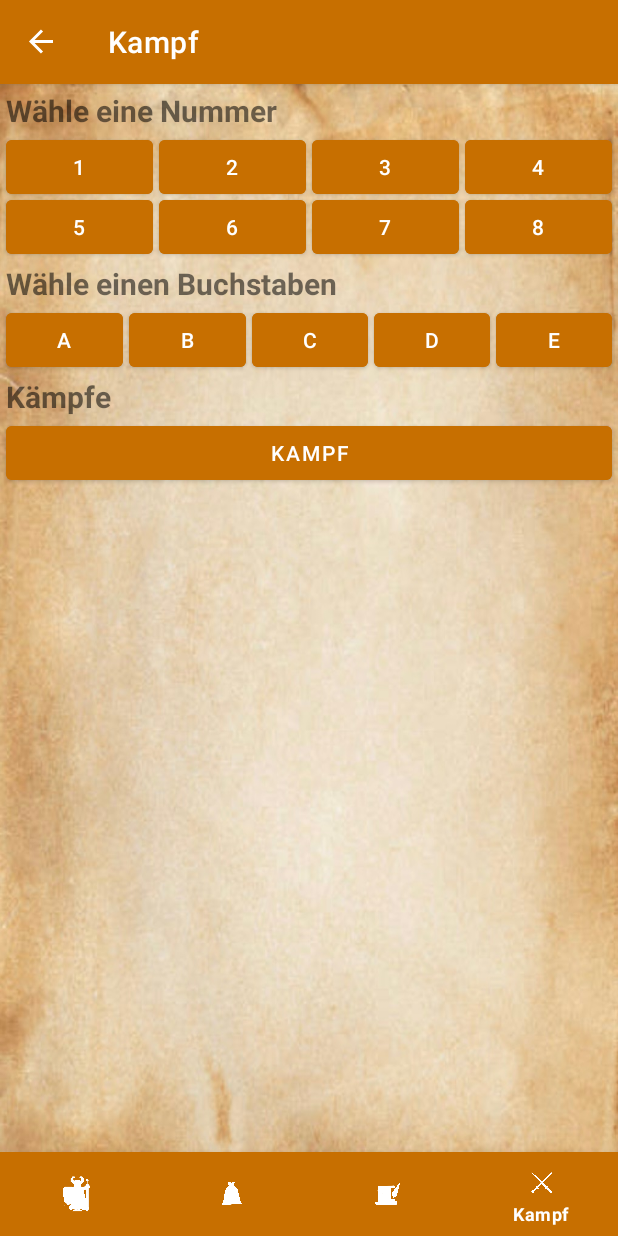
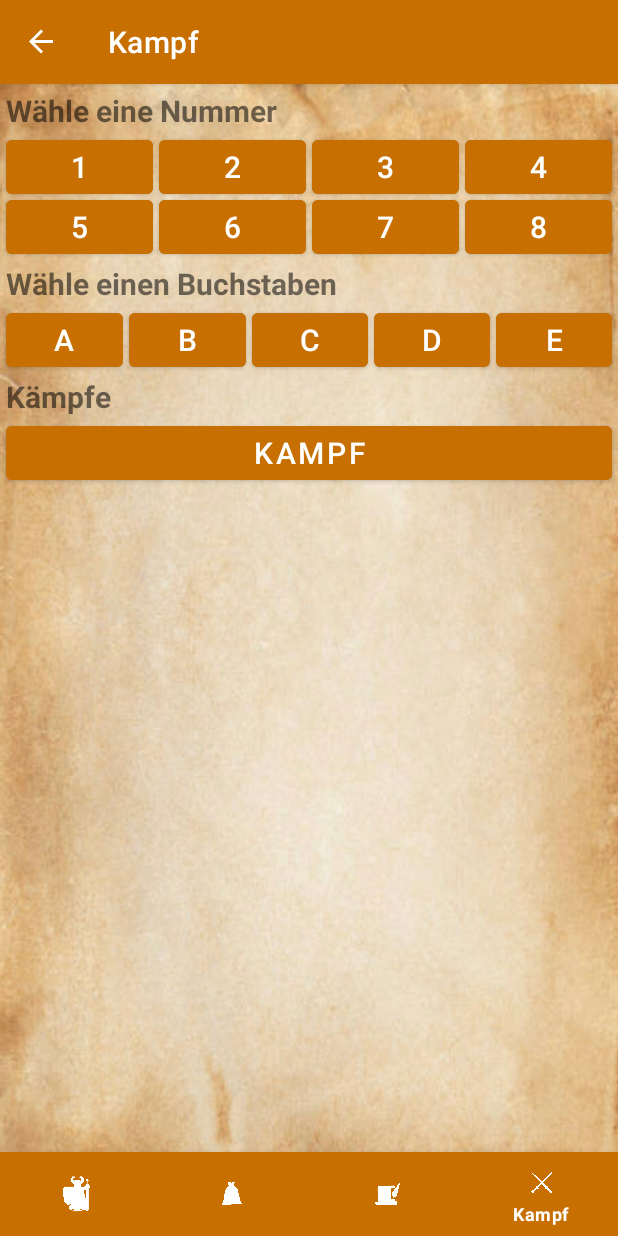
Before and after one commit to andi-git/Die_Welt_Der_Tausend_Abenteuer, an Android app: the FightFragment screen opened through its navigation route, on a phone screen of 412 x 824 dp. Run offline under Robolectric (Android 15) with nearby library versions, the phone set to English and light mode, and no system bars; our stand-ins replace navigation-ui.

Commit message:
minor color changes

```diff
--- a/app/src/main/res/layout/fight_fragment.xml
+++ b/app/src/main/res/layout/fight_fragment.xml
@@ -39,7 +39,8 @@
                     android:text="@string/button_text_1"
                     android:layout_marginStart="2dp"
                     android:layout_marginEnd="2dp"
-                    android:backgroundTint="@color/brown_primary"/>
+                    android:backgroundTint="@color/brown_primary"
+                    android:textSize="20sp" />
 
                 <Button
                     android:id="@+id/fightButton2"
@@ -49,7 +50,8 @@
                     android:text="@string/button_text_2"
                     android:layout_marginStart="2dp"
                     android:layout_marginEnd="2dp"
-                    android:backgroundTint="@color/brown_primary"/>
+                    android:backgroundTint="@color/brown_primary"
+                    android:textSize="20sp" />
 
                 <Button
                     android:id="@+id/fightButton3"
@@ -59,7 +61,8 @@
                     android:text="@string/button_text_3"
                     android:layout_marginStart="2dp"
                     android:layout_marginEnd="2dp"
-                    android:backgroundTint="@color/brown_primary"/>
+                    android:backgroundTint="@color/brown_primary"
+                    android:textSize="20sp" />
 
                 <Button
                     android:id="@+id/fightButton4"
@@ -69,7 +72,8 @@
                     android:text="@string/button_text_4"
                     android:layout_marginStart="2dp"
                     android:layout_marginEnd="2dp"
-                    android:backgroundTint="@color/brown_primary"/>
+                    android:backgroundTint="@color/brown_primary"
+                    android:textSize="20sp" />
 
             </LinearLayout>
 
@@ -89,7 +93,8 @@
                     android:text="@string/button_text_5"
                     android:layout_marginStart="2dp"
                     android:layout_marginEnd="2dp"
-                    android:backgroundTint="@color/brown_primary"/>
+                    android:backgroundTint="@color/brown_primary"
+                    android:textSize="20sp" />
 
                 <Button
                     android:id="@+id/fightButton6"
@@ -99,7 +104,8 @@
                     android:text="@string/button_text_6"
                     android:layout_marginStart="2dp"
                     android:layout_marginEnd="2dp"
-                    android:backgroundTint="@color/brown_primary"/>
+                    android:backgroundTint="@color/brown_primary"
+                    android:textSize="20sp" />
 
                 <Button
                     android:id="@+id/fightButton7"
@@ -109,7 +115,8 @@
                     android:text="@string/button_text_7"
                     android:layout_marginStart="2dp"
                     android:layout_marginEnd="2dp"
-                    android:backgroundTint="@color/brown_primary"/>
+                    android:backgroundTint="@color/brown_primary"
+                    android:textSize="20sp" />
 
                 <Button
                     android:id="@+id/fightButton8"
@@ -119,7 +126,8 @@
                     android:text="@string/button_text_8"
                     android:layout_marginStart="2dp"
                     android:layout_marginEnd="2dp"
-                    android:backgroundTint="@color/brown_primary"/>
+                    android:backgroundTint="@color/brown_primary"
+                    android:textSize="20sp" />
 
             </LinearLayout>
 
@@ -148,7 +156,8 @@
                 android:layout_marginEnd="2dp"
                 android:layout_weight="1"
                 android:text="@string/button_text_A"
-                android:backgroundTint="@color/brown_primary"/>
+                android:backgroundTint="@color/brown_primary"
+                android:textSize="20sp" />
 
             <Button
                 android:id="@+id/fightButtonB"
@@ -158,7 +167,8 @@
                 android:layout_marginEnd="2dp"
                 android:layout_weight="1"
                 android:text="@string/button_text_B"
-                android:backgroundTint="@color/brown_primary"/>
+                android:backgroundTint="@color/brown_primary"
+                android:textSize="20sp" />
 
             <Button
                 android:id="@+id/fightButtonC"
@@ -168,7 +178,8 @@
                 android:layout_marginEnd="2dp"
                 android:layout_weight="1"
                 android:text="@string/button_text_C"
-                android:backgroundTint="@color/brown_primary"/>
+                android:backgroundTint="@color/brown_primary"
+                android:textSize="20sp" />
 
             <Button
                 android:id="@+id/fightButtonD"
@@ -178,7 +189,8 @@
                 android:layout_marginEnd="2dp"
                 android:layout_weight="1"
                 android:text="@string/button_text_D"
-                android:backgroundTint="@color/brown_primary"/>
+                android:backgroundTint="@color/brown_primary"
+                android:textSize="20sp" />
 
             <Button
                 android:id="@+id/fightButtonE"
@@ -188,7 +200,8 @@
                 android:layout_marginEnd="2dp"
                 android:layout_weight="1"
                 android:text="@string/button_text_E"
-                android:backgroundTint="@color/brown_primary"/>
+                android:backgroundTint="@color/brown_primary"
+                android:textSize="20sp" />
 
         </LinearLayout>
 
@@ -207,7 +220,8 @@
             android:layout_marginStart="4dp"
             android:layout_marginEnd="4dp"
             android:text="@string/fight"
-            android:backgroundTint="@color/brown_primary"/>
+            android:backgroundTint="@color/brown_primary"
+            android:textSize="20sp" />
 
         <ImageView
             android:id="@+id/fightResult"
--- a/app/src/main/res/values/themes.xml
+++ b/app/src/main/res/values/themes.xml
@@ -2,11 +2,14 @@
     <!-- Base application theme. -->
     <style name="Theme.DieWeltDerTausendAbenteuer" parent="Theme.MaterialComponents.DayNight.DarkActionBar">
         <item name="colorPrimary">@color/brown_primary</item>
-        <item name="colorPrimaryVariant">@color/gray_dark</item>
+        <item name="colorPrimaryVariant">@color/gray_light</item>
         <item name="colorOnPrimary">@color/white</item>
         <item name="colorSecondary">@color/gray_dark</item>
-        <item name="colorSecondaryVariant">@color/gray_light</item>
+        <item name="colorSecondaryVariant">@color/white</item>
         <item name="colorOnSecondary">@color/black</item>
-        <item name="android:statusBarColor">?attr/colorPrimaryVariant</item>
+        <item name="android:statusBarColor">@color/gray_light</item>
+        <item name="android:windowLightStatusBar">true</item>
+        <item name="android:windowLightNavigationBar">true</item>
+        <item name="android:navigationBarColor">@color/gray_light</item>
     </style>
 </resources>
```
